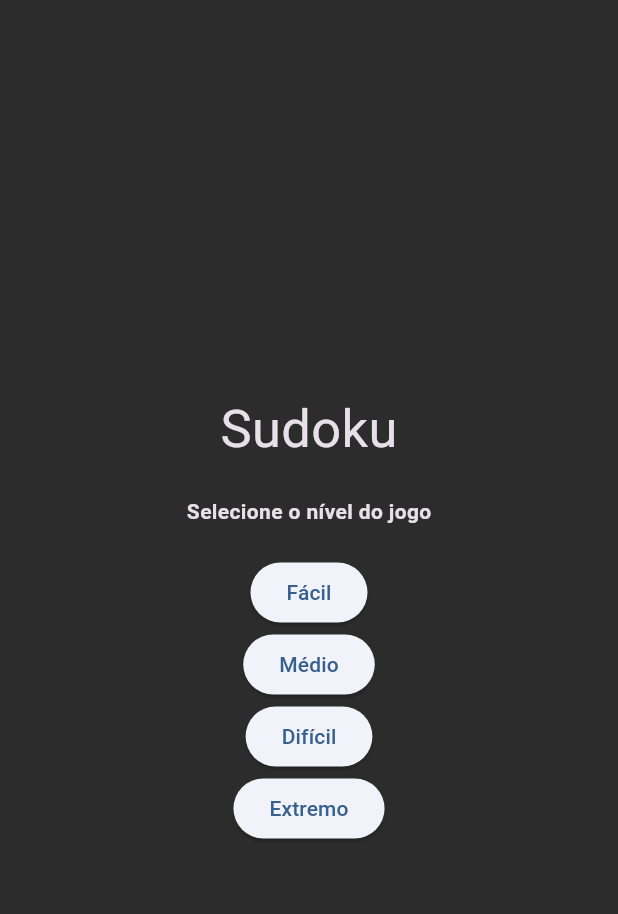
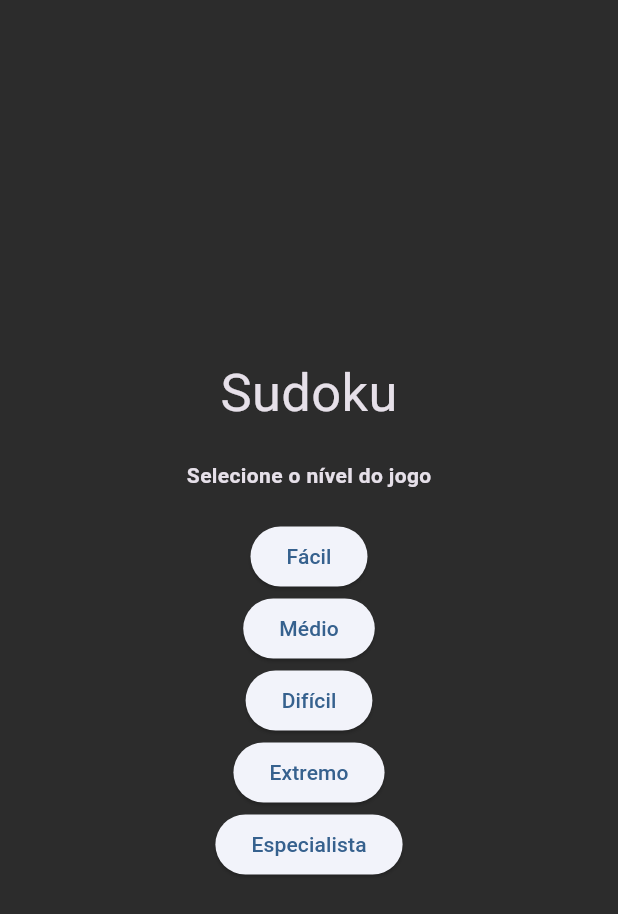
Before and after one commit to WellingtonNico/sudoku, a Flutter app: the screen it shows after launch, on a phone screen of 412 x 824 dp. Shown: the top 914 px of the screen. Run offline on Flutter 3.47's test engine with Material 3 defaults, Android fonts, the light colour scheme and no system bars; our stand-ins replace get.

```diff
--- a/lib/models/game.dart
+++ b/lib/models/game.dart
@@ -10,7 +10,9 @@ class Game {
     "Médio": 50,
     "Difícil": 55,
     "Extremo": 60,
+    "Especialista": 64,
   };
+
   List<Numero> numeros = [];
   int quantidadeDeErros = 0;
   bool isIniciado = false;
```
Also changed, not shown: lib/screens/game/grid.dart (+10 -1 lines).
